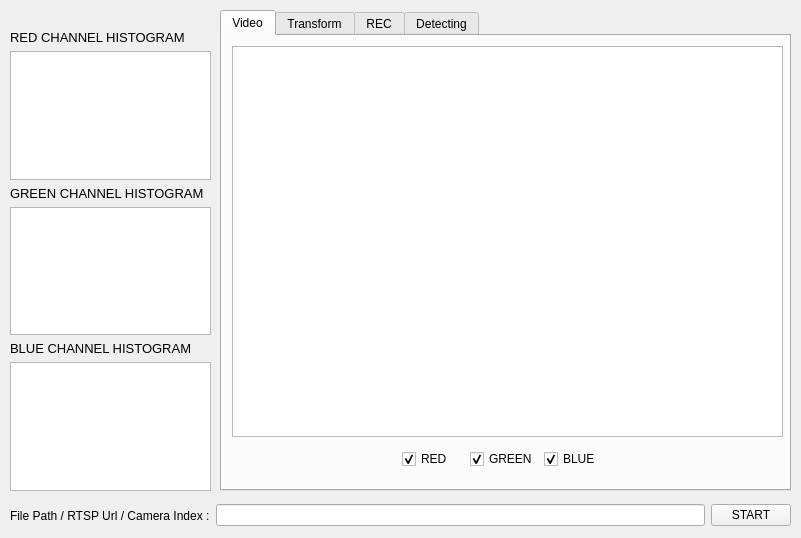
siul1024/Qt_videoProcessor, file mainwindow.ui: the form before one commit.
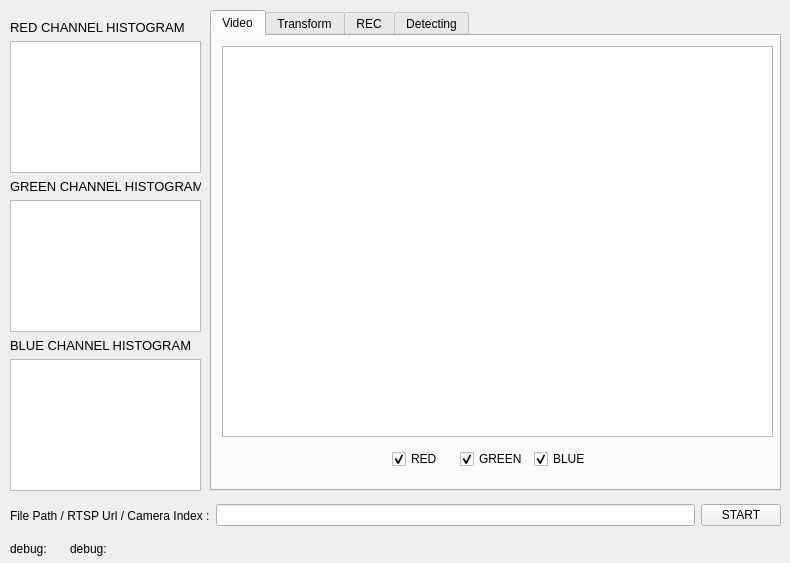
The form after the commit.

Patch:
```diff
--- a/mainwindow.ui
+++ b/mainwindow.ui
@@ -6,21 +6,50 @@
    <rect>
     <x>0</x>
     <y>0</y>
-    <width>801</width>
-    <height>538</height>
+    <width>790</width>
+    <height>563</height>
    </rect>
   </property>
   <property name="windowTitle">
    <string>MainWindow</string>
   </property>
   <widget class="QWidget" name="centralwidget">
+   <widget class="QWidget" name="horizontalLayoutWidget">
+    <property name="geometry">
+     <rect>
+      <x>10</x>
+      <y>500</y>
+      <width>771</width>
+      <height>31</height>
+     </rect>
+    </property>
+    <layout class="QHBoxLayout" name="horizontalLayout">
+     <item>
+      <widget class="QLabel" name="label_4">
+       <property name="text">
+        <string>File Path / RTSP Url / Camera Index :</string>
+       </property>
+      </widget>
+     </item>
+     <item>
+      <widget class="QLineEdit" name="videoEdit"/>
+     </item>
+     <item>
+      <widget class="QPushButton" name="Button_start">
+       <property name="text">
+        <string>START</string>
+       </property>
+      </widget>
+     </item>
+    </layout>
+   </widget>
    <widget class="QWidget" name="gridLayoutWidget">
     <property name="geometry">
      <rect>
       <x>10</x>
-      <y>30</y>
-      <width>201</width>
-      <height>461</height>
+      <y>20</y>
+      <width>191</width>
+      <height>471</height>
      </rect>
     </property>
     <layout class="QGridLayout" name="gridLayout">
@@ -74,7 +103,7 @@
    <widget class="QTabWidget" name="tabWidget">
     <property name="geometry">
      <rect>
-      <x>220</x>
+      <x>210</x>
       <y>10</y>
       <width>571</width>
       <height>481</height>
@@ -291,34 +320,31 @@
      </widget>
     </widget>
    </widget>
-   <widget class="QWidget" name="horizontalLayoutWidget">
+   <widget class="QLabel" name="label_6">
     <property name="geometry">
      <rect>
       <x>10</x>
-      <y>500</y>
-      <width>781</width>
-      <height>31</height>
+      <y>540</y>
+      <width>51</width>
+      <height>18</height>
      </rect>
     </property>
-    <layout class="QHBoxLayout" name="horizontalLayout">
-     <item>
-      <widget class="QLabel" name="label_4">
-       <property name="text">
-        <string>File Path / RTSP Url / Camera Index :</string>
-       </property>
-      </widget>
-     </item>
-     <item>
-      <widget class="QLineEdit" name="videoEdit"/>
-     </item>
-     <item>
-      <widget class="QPushButton" name="Button_start">
-       <property name="text">
-        <string>START</string>
-       </property>
-      </widget>
-     </item>
-    </layout>
+    <property name="text">
+     <string>debug:</string>
+    </property>
+   </widget>
+   <widget class="QLabel" name="label_7">
+    <property name="geometry">
+     <rect>
+      <x>70</x>
+      <y>540</y>
+      <width>711</width>
+      <height>18</height>
+     </rect>
+    </property>
+    <property name="text">
+     <string>debug:</string>
+    </property>
    </widget>
   </widget>
  </widget>
```
Left out of the diff: 2 changed lines with no effect on the pictures.
